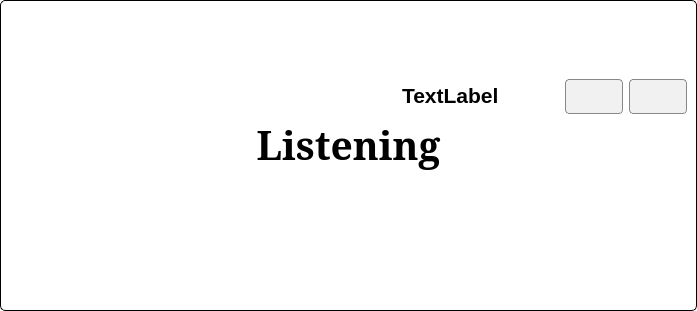
Qt form ui/listening_window.ui (Achu-Worifung/quickMove) before a commit.
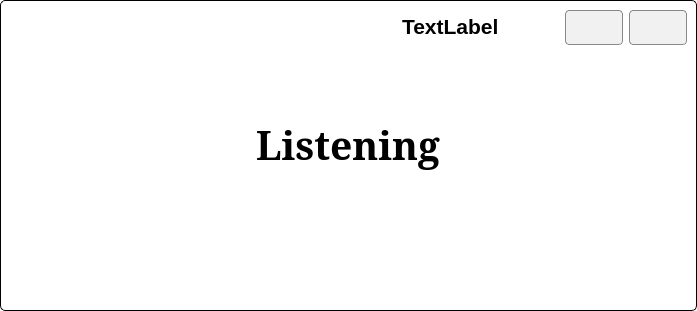
The same form after that commit. Icons and pictures are not drawn.

Commit message: still working on crash

The edit to the form file:
```diff
--- a/ui/listening_window.ui
+++ b/ui/listening_window.ui
@@ -186,7 +186,7 @@
        </property>
       </widget>
      </item>
-     <item>
+     <item alignment="Qt::AlignHCenter|Qt::AlignVCenter">
       <widget class="QLabel" name="sound">
        <property name="maximumSize">
         <size>
```
The commit also changes 2 other files.
